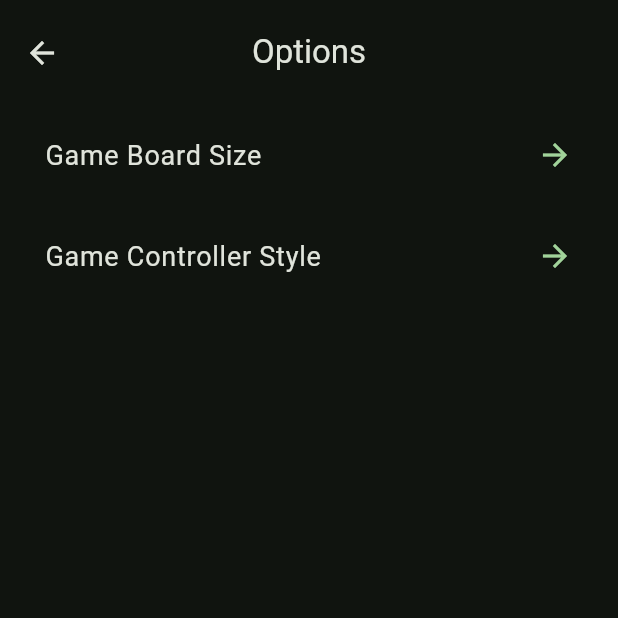
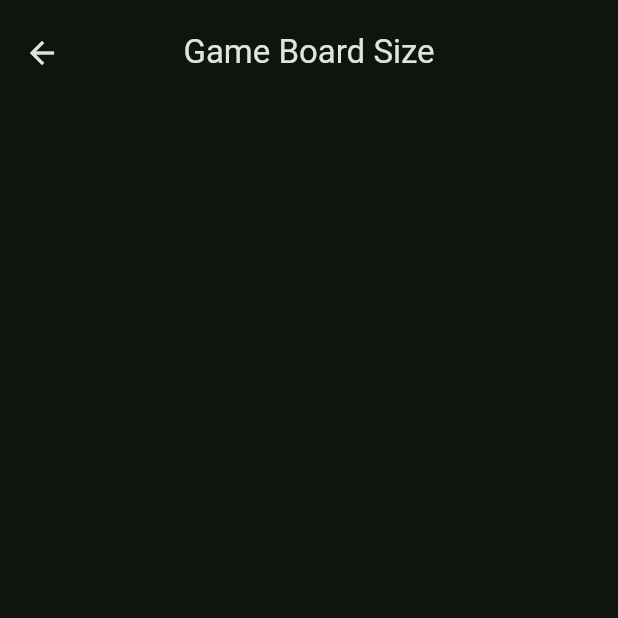
Before and after one commit to MoazSalem/Snake_Flutter_Game, a Flutter app: the OptionsView screen opened by its route, after a tap on "Game Board Size", on a phone screen of 412 x 824 dp, the top half of it. Run offline on Flutter 3.47's test engine with Material 2 defaults, Android fonts, the phone set to English and light mode, and no system bars; our stand-ins replace audioplayers, flutter_bloc, flutter_svg, get_it; missing offline and left inert: animated_segmented_tab_control.

```diff
--- /dev/null
+++ b/lib/features/options/presentation/inner_features/game_board_size/presentation/game_board_size_view.dart
@@ -0,0 +1,13 @@
+import 'package:flutter/material.dart';
+import 'widgets/game_board_size_view_body.dart';
+
+class GameBoardSizeView extends StatelessWidget {
+  const GameBoardSizeView({Key? key}) : super(key: key);
+
+  @override
+  Widget build(BuildContext context) {
+    return Scaffold(
+        appBar: AppBar(title: const Text('Game Board Size'), centerTitle: true, toolbarHeight: 70),
+        body: const GameBoardSizeViewBody());
+  }
+}
--- /dev/null
+++ b/lib/features/options/presentation/inner_features/game_board_size/presentation/widgets/game_board_size_view_body.dart
@@ -0,0 +1,10 @@
+import 'package:flutter/material.dart';
+
+class GameBoardSizeViewBody extends StatelessWidget {
+  const GameBoardSizeViewBody({Key? key}) : super(key: key);
+
+  @override
+  Widget build(BuildContext context) {
+    return Container();
+  }
+}
--- a/lib/features/options/presentation/widgets/options_view_body.dart
+++ b/lib/features/options/presentation/widgets/options_view_body.dart
@@ -8,8 +8,8 @@ class OptionsViewBody extends StatelessWidget {
   Widget build(BuildContext context) {
     return ListView(
       children: const [
-        OptionsTile(title: "Game Board Size", goTo: "GameBoardSize"),
-        OptionsTile(title: 'Game Controller Style', goTo: "GameControllerStyle"),
+        OptionsTile(title: "Game Board Size", goTo: "/GameBoardSize"),
+        OptionsTile(title: 'Game Controller Style', goTo: "/GameControllerStyle"),
       ],
     );
   }
```
Also changed, not shown: lib/core/routes.dart (added, +20 -0 lines), lib/features/options/presentation/inner_features/game_controller_style/presentation/game_controller_style_view.dart (added, +13 -0 lines), lib/features/options/presentation/inner_features/game_controller_style/presentation/widgets/game_controller_style_view_body.dart (added, +10 -0 lines), lib/main.dart (+2 -14 lines).
